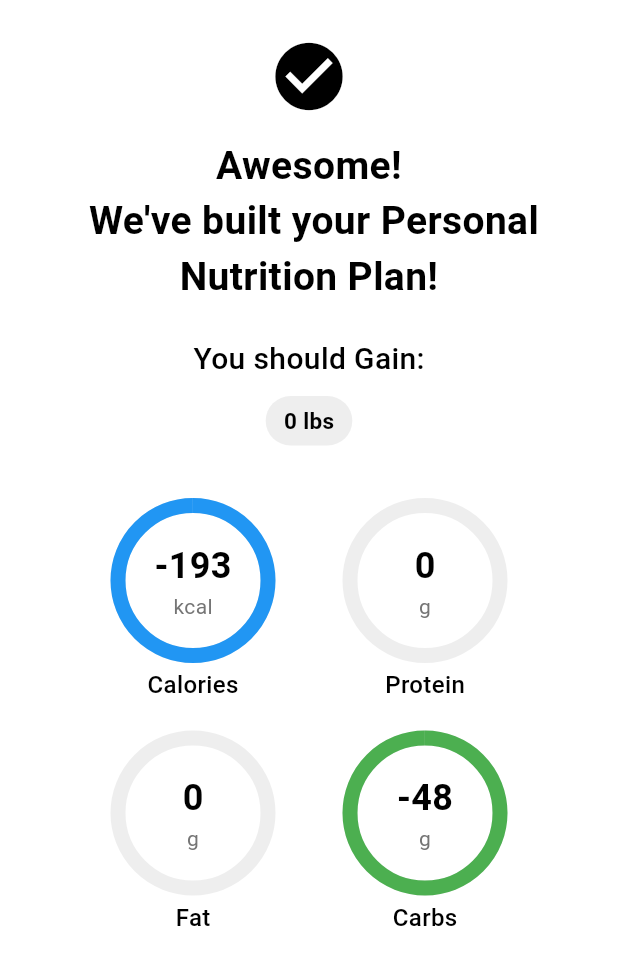
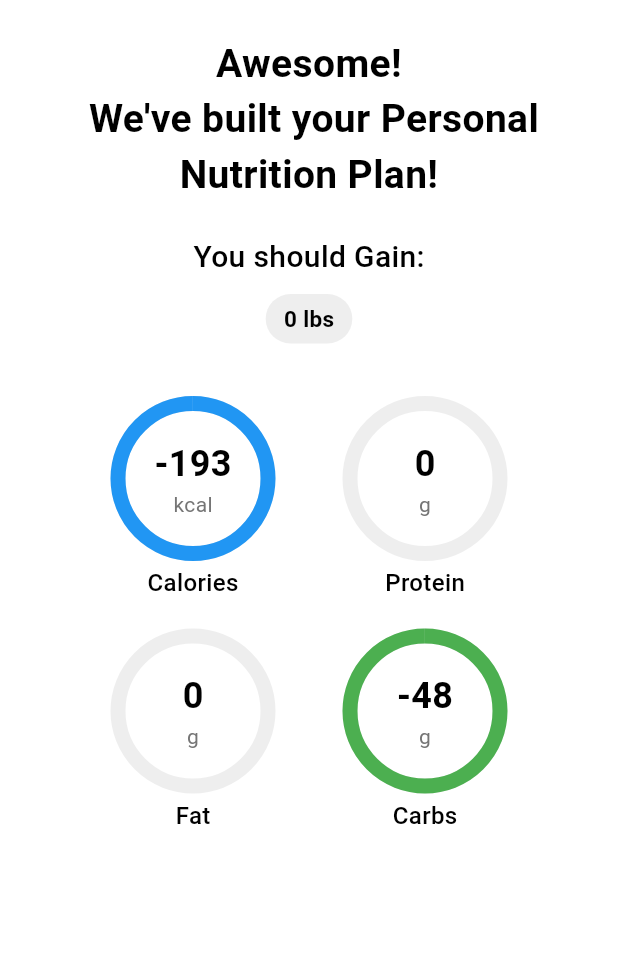
Before and after one commit to NandanaK18/1app, a Flutter app: the ResultsScreen screen opened directly with empty values, on a phone screen of 412 x 824 dp. Shown: the top 965 px of the screen. Run offline on Flutter 3.47's test engine with Material 3 defaults, Android fonts, the phone set to English and light mode, and no system bars.

Commit message:
results page version 1

```diff
--- a/lib/screens/results_screen.dart
+++ b/lib/screens/results_screen.dart
@@ -197,16 +197,7 @@ class ResultsScreen extends StatelessWidget {
             padding: const EdgeInsets.all(24.0),
             child: Column(
               crossAxisAlignment: CrossAxisAlignment.stretch,
-              children: [
-                // Success indicator and message
-                const Center(
-                  child: Icon(
-                    Icons.check_circle,
-                    color: Colors.black,
-                    size: 54,
-                  ),
-                ),
-                const SizedBox(height: 14),
+              children: [                // Success message
                 const Text(
                   'Awesome!\n We\'ve built your Personal Nutrition Plan!',
                   textAlign: TextAlign.center,
```
